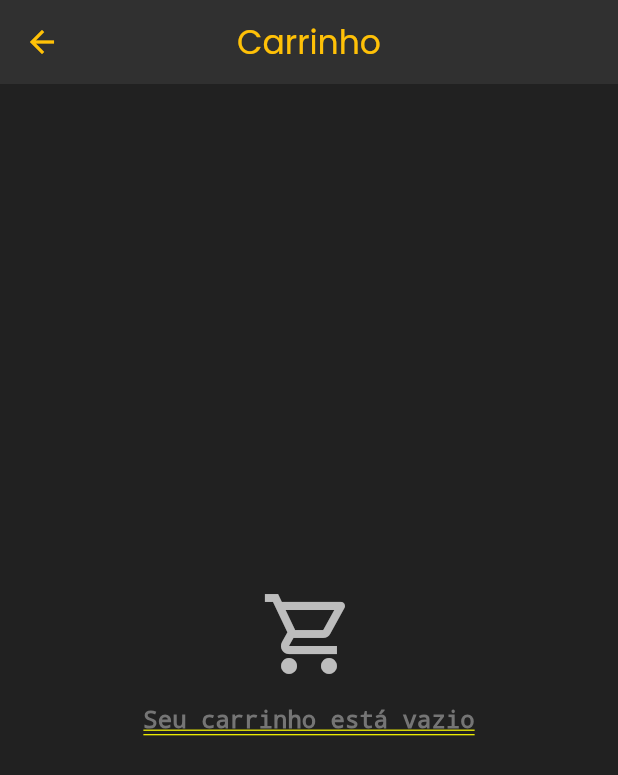
After one commit to RuBeNsMoTa13/one_strong, a Flutter app: the StoreScreen screen opened by its route, scrolled down 76 dp, after a tap on the "shopping cart" icon, on a phone screen of 412 x 824 dp. The commit adds this screen. Shown: the top 775 px of the screen. Run offline on Flutter 3.47's test engine with Material 3 defaults, Android fonts, the light colour scheme and no system bars; our stand-ins replace audioplayers, fl_chart, flutter_dotenv, google_fonts, image_picker, shared_preferences; missing offline and left inert: mongo_dart; accounts and stored records are empty.

Commit message:
feat: Implement shopping cart functionality with product models
- Added CartItem model to manage items in the cart
- Added Product model to represent products in the store
- Created StoreScreen to display products and handle cart operations
- Implemented add and remove functionality for cart items
- Added visual feedback for cart actions with SnackBars
- Designed cart UI with total calculation and checkout button

```diff
--- /dev/null
+++ b/lib/models/cart_item.dart
@@ -0,0 +1,13 @@
+import 'product.dart';
+
+class CartItem {
+  final Product product;
+  int quantity;
+
+  CartItem({
+    required this.product,
+    this.quantity = 1,
+  });
+
+  double get total => product.price * quantity;
+}
--- /dev/null
+++ b/lib/models/product.dart
@@ -0,0 +1,15 @@
+class Product {
+  final String id;
+  final String name;
+  final String description;
+  final double price;
+  final String imageUrl;
+
+  Product({
+    required this.id,
+    required this.name,
+    required this.description,
+    required this.price,
+    required this.imageUrl,
+  });
+}
--- a/lib/routes.dart
+++ b/lib/routes.dart
@@ -8,6 +8,7 @@ import 'screens/workout/workout_form_screen.dart';
 import 'screens/workout/workout_details_screen.dart';
 import 'screens/profile/profile_screen.dart';
 import 'screens/metrics/metrics_screen.dart';
+import 'screens/store/store_screen.dart'; // Importando a nova tela da loja
 
 class AppRoutes {
   static const String login = '/login';
@@ -19,6 +20,7 @@ class AppRoutes {
   static const String workoutDetails = '/workout/details';
   static const String profile = '/profile';
   static const String metrics = '/metrics';
+  static const String store = '/store'; // Nova rota para a loja
 
   static Route<dynamic>? onGenerateRoute(RouteSettings settings) {
     print('\n[Routes] Gerando rota: ${settings.name}');
@@ -75,6 +77,8 @@ class AppRoutes {
         return MaterialPageRoute(builder: (_) => const ProfileScreen());
       case metrics:
         return MaterialPageRoute(builder: (_) => const MetricsScreen());
+      case store:
+        return MaterialPageRoute(builder: (_) => StoreScreen());
       default:
         print('[Routes] ERRO: Rota não encontrada: ${settings.name}');
         return MaterialPageRoute(
--- a/lib/screens/home/home_screen.dart
+++ b/lib/screens/home/home_screen.dart
@@ -2,6 +2,7 @@ import 'package:flutter/material.dart';
 import '../workout/workout_list_screen.dart';
 import '../profile/profile_screen.dart';
 import '../metrics/metrics_screen.dart';
+import '../store/store_screen.dart';
 
 class HomeScreen extends StatefulWidget {
   const HomeScreen({super.key});
@@ -12,10 +13,9 @@ class HomeScreen extends StatefulWidget {
 
 class _HomeScreenState extends State<HomeScreen> {
   int _selectedIndex = 0;
-
-  final List<Widget> _screens = [
-    const WorkoutListScreen(),
+  final List<Widget> _screens = [    const WorkoutListScreen(),
     const MetricsScreen(),
+    const StoreScreen(),
     const ProfileScreen(),
   ];
 
@@ -31,12 +31,16 @@ class _HomeScreenState extends State<HomeScreen> {
       label: 'Métricas',
     ),
     NavigationDestination(
+      icon: Icon(Icons.store_outlined),
+      selectedIcon: Icon(Icons.store),
+      label: 'Loja',
+    ),
+    NavigationDestination(
       icon: Icon(Icons.person_outline),
       selectedIcon: Icon(Icons.person),
       label: 'Perfil',
     ),
   ];
-
   String get _screenTitle {
     switch (_selectedIndex) {
       case 0:
@@ -44,6 +48,8 @@ class _HomeScreenState extends State<HomeScreen> {
       case 1:
         return 'Métricas';
       case 2:
+        return 'Loja';
+      case 3:
         return 'Perfil';
       default:
         return '';
--- /dev/null
+++ b/lib/screens/store/store_screen.dart
@@ -0,0 +1,397 @@
+import 'package:flutter/material.dart';
+import '../../models/product.dart';
+import '../../models/cart_item.dart';
+
+class StoreScreen extends StatefulWidget {
+  const StoreScreen({super.key});
+
+  @override
+  _StoreScreenState createState() => _StoreScreenState();
+}
+
+class _StoreScreenState extends State<StoreScreen> {
+  final List<CartItem> _cartItems = [];
+  bool _isCartVisible = false;
+
+  final List<Product> products = [
+    Product(
+      id: '1',
+      name: 'Whey Protein Isolado',
+      description: 'Whey protein isolado de alta qualidade, 900g',
+      price: 159.90,
+      imageUrl: 'assets/images/products/whey.jpg',
+    ),
+    Product(
+      id: '2',
+      name: 'Barra de Proteína',
+      description: 'Caixa com 12 barras proteicas de 45g',
+      price: 79.90,
+      imageUrl: 'assets/images/products/protein_bar.jpg',
+    ),
+    Product(
+      id: '3',
+      name: 'BCAA em Pó',
+      description: 'BCAA 2:1:1 em pó, 200g',
+      price: 49.90,
+      imageUrl: 'assets/images/products/bcaa.jpg',
+    ),
+    Product(
+      id: '4',
+      name: 'Creatina',
+      description: 'Creatina monohidratada pura, 300g',
+      price: 89.90,
+      imageUrl: 'assets/images/products/creatine.jpg',
+    ),
+    Product(
+      id: '5',
+      name: 'Pré-treino',
+      description: 'Pré-treino energético, 300g',
+      price: 119.90,
+      imageUrl: 'assets/images/products/pre_workout.jpg',
+    ),
+    Product(
+      id: '6',
+      name: 'Coqueteleira',
+      description: 'Coqueteleira com divisória, 600ml',
+      price: 29.90,
+      imageUrl: 'assets/images/products/shaker.jpg',
+    ),
+  ];
+
+  void _addToCart(Product product) {
+    setState(() {
+      final existingItem = _cartItems.firstWhere(
+        (item) => item.product.id == product.id,
+        orElse: () => CartItem(product: product, quantity: 0),
+      );
+
+      if (existingItem.quantity == 0) {
+        _cartItems.add(CartItem(product: product));
+      } else {
+        existingItem.quantity++;
+      }
+
+      ScaffoldMessenger.of(context).showSnackBar(
+        SnackBar(
+          content: Text('${product.name} adicionado ao carrinho'),
+          duration: const Duration(seconds: 2),
+          action: SnackBarAction(
+            label: 'Ver Carrinho',
+            onPressed: () {
+              setState(() {
+                _isCartVisible = true;
+              });
+            },
+          ),
+        ),
+      );
+    });
+  }
+
+  void _removeFromCart(CartItem item) {
+    setState(() {
+      if (item.quantity > 1) {
+        item.quantity--;
+      } else {
+        _cartItems.remove(item);
+      }
+    });
+  }
+
+  double get _cartTotal {
+    return _cartItems.fold(0, (total, item) => total + item.total);
+  }
+
+  Widget _buildCartItem(CartItem item) {
+    return ListTile(
+      leading: Container(
+        width: 50,
+        height: 50,
+        decoration: BoxDecoration(
+          color: Theme.of(context).colorScheme.primary.withOpacity(0.1),
+          borderRadius: BorderRadius.circular(8),
+        ),
+        child: Image.asset(
+          item.product.imageUrl,
+          errorBuilder: (context, error, stackTrace) {
+            return Icon(
+              Icons.fitness_center,
+              color: Theme.of(context).colorScheme.primary,
+            );
+          },
+        ),
+      ),
+      title: Text(
+        item.product.name,
+        style: const TextStyle(fontWeight: FontWeight.bold),
+      ),
+      subtitle: Text(
+        'R\$ ${item.product.price.toStringAsFixed(2)} x ${item.quantity}',
+      ),
+      trailing: Row(
+        mainAxisSize: MainAxisSize.min,
+        children: [
+          Text(
+            'R\$ ${item.total.toStringAsFixed(2)}',
+            style: TextStyle(
+              color: Theme.of(context).colorScheme.primary,
+              fontWeight: FontWeight.bold,
+            ),
+          ),
+          IconButton(
+            icon: const Icon(Icons.remove_circle_outline),
+            onPressed: () => _removeFromCart(item),
+          ),
+        ],
+      ),
+    );
+  }
+
+  Widget _buildCart() {
+    return Container(
+      color: Theme.of(context).scaffoldBackgroundColor,
+      child: Column(
+        children: [
+          AppBar(
+            title: const Text('Carrinho'),
+            leading: IconButton(
+              icon: const Icon(Icons.arrow_back),
+              onPressed: () {
+                setState(() {
+                  _isCartVisible = false;
+                });
+              },
+            ),
+          ),
+          if (_cartItems.isEmpty)
+            Expanded(
+              child: Center(
+                child: Column(
+                  mainAxisAlignment: MainAxisAlignment.center,
+                  children: [
+                    Icon(
+                      Icons.shopping_cart_outlined,
+                      size: 64,
+                      color: Colors.grey[400],
+                    ),
+                    const SizedBox(height: 16),
+                    Text(
+                      'Seu carrinho está vazio',
+                      style: TextStyle(
+                        fontSize: 16,
+                        color: Colors.grey[600],
+                      ),
+                    ),
+                  ],
+                ),
+              ),
+            )
+          else
+            Expanded(
+              child: ListView.separated(
+                padding: const EdgeInsets.all(16),
+                itemCount: _cartItems.length,
+                separatorBuilder: (context, index) => const Divider(),
+                itemBuilder: (context, index) => _buildCartItem(_cartItems[index]),
+              ),
+            ),
+          if (_cartItems.isNotEmpty)
+            SafeArea(
+              child: Container(
+                padding: const EdgeInsets.all(16),
+                decoration: BoxDecoration(
+                  color: Theme.of(context).cardColor,
+                  boxShadow: [
+                    BoxShadow(
+                      color: Colors.black.withOpacity(0.05),
+                      blurRadius: 10,
+                    ),
+                  ],
+                ),
+                child: Row(
+                  children: [
+                    Column(
+                      crossAxisAlignment: CrossAxisAlignment.start,
+                      mainAxisSize: MainAxisSize.min,
+                      children: [
+                        const Text(
+                          'Total',
+                          style: TextStyle(
+                            color: Colors.grey,
+                          ),
+                        ),
+                        Text(
+                          'R\$ ${_cartTotal.toStringAsFixed(2)}',
+                          style: const TextStyle(
+                            fontSize: 20,
+                            fontWeight: FontWeight.bold,
+                          ),
+                        ),
+                      ],
+                    ),
+                    const SizedBox(width: 16),
+                    Expanded(
+                      child: FilledButton(
+                        onPressed: () {
+                          // TODO: Implementar checkout
+                          ScaffoldMessenger.of(context).showSnackBar(
+                            const SnackBar(
+                              content: Text('Compra finalizada com sucesso!'),
+                            ),
+                          );
+                          setState(() {
+                            _cartItems.clear();
+                            _isCartVisible = false;
+                          });
+                        },
+                        child: const Padding(
+                          padding: EdgeInsets.symmetric(vertical: 12),
+                          child: Text('Finalizar Compra'),
+                        ),
+                      ),
+                    ),
+                  ],
+                ),
+              ),
+            ),
+        ],
+      ),
+    );
+  }
+
+  @override
+  Widget build(BuildContext context) {
+    if (_isCartVisible) {
+      return _buildCart();
+    }
+
+    return Scaffold(
+      appBar: AppBar(
+        actions: [
+          Stack(
+            children: [
+              IconButton(
+                icon: const Icon(Icons.shopping_cart_outlined),
+                onPressed: () {
+                  setState(() {
+                    _isCartVisible = true;
+                  });
+                },
+              ),
+              if (_cartItems.isNotEmpty)
+                Positioned(
+                  right: 8,
+                  top: 8,
+                  child: Container(
+                    padding: const EdgeInsets.all(2),
+                    decoration: BoxDecoration(
+                      color: Theme.of(context).colorScheme.error,
+                      borderRadius: BorderRadius.circular(8),
+                    ),
+                    constraints: const BoxConstraints(
+                      minWidth: 16,
+                      minHeight: 16,
+                    ),
+                    child: Text(
+                      _cartItems.length.toString(),
+                      style: const TextStyle(
+                        color: Colors.white,
+                        fontSize: 10,
+                      ),
+                      textAlign: TextAlign.center,
+                    ),
+                  ),
+                ),
+            ],
+          ),
+        ],
+      ),
+      body: GridView.builder(
+        padding: const EdgeInsets.all(16),
+        gridDelegate: const SliverGridDelegateWithFixedCrossAxisCount(
+          crossAxisCount: 2,
+          childAspectRatio: 0.7,
+          crossAxisSpacing: 16,
+          mainAxisSpacing: 16,
+        ),
+        itemCount: products.length,
+        itemBuilder: (context, index) {
+          final product = products[index];
+          return Card(
+            clipBehavior: Clip.antiAlias,
+            shape: RoundedRectangleBorder(
+              borderRadius: BorderRadius.circular(12),
+            ),
+            child: Column(
+              crossAxisAlignment: CrossAxisAlignment.start,
+              children: [
+                Expanded(
+                  flex: 3,
+                  child: Container(
+                    decoration: BoxDecoration(
+                      color: Theme.of(context).colorScheme.primary.withOpacity(0.1),
+                    ),
+                    child: Image.asset(
+                      product.imageUrl,
+                      fit: BoxFit.cover,
+                      width: double.infinity,
+                      errorBuilder: (context, error, stackTrace) {
+                        return Center(
+                          child: Icon(
+                            Icons.fitness_center,
+                            size: 48,
+                            color: Theme.of(context).colorScheme.primary,
+                          ),
+                        );
+                      },
+                    ),
+                  ),
+                ),
+                Expanded(
+                  flex: 2,
+                  child: Padding(
+                    padding: const EdgeInsets.all(12),
+                    child: Column(
+                      crossAxisAlignment: CrossAxisAlignment.start,
+                      children: [
+                        Text(
+                          product.name,
+                          style: const TextStyle(
+                            fontWeight: FontWeight.bold,
+                            fontSize: 14,
+                          ),
+                          maxLines: 2,
+                          overflow: TextOverflow.ellipsis,
+                        ),
+                        const SizedBox(height: 4),
+                        Text(
+                          'R\$ ${product.price.toStringAsFixed(2)}',
+                          style: TextStyle(
+                            color: Theme.of(context).colorScheme.primary,
+                            fontWeight: FontWeight.bold,
+                            fontSize: 16,
+                          ),
+                        ),
+                        const Spacer(),
+                        SizedBox(
+                          width: double.infinity,
+                          child: FilledButton(
+                            onPressed: () => _addToCart(product),
+                            style: FilledButton.styleFrom(
+                              padding: const EdgeInsets.symmetric(vertical: 8),
+                            ),
+                            child: const Text('Adicionar'),
+                          ),
+                        ),
+                      ],
+                    ),
+                  ),
+                ),
+              ],
+            ),
+          );
+        },
+      ),
+    );
+  }
+}
--- a/pubspec.yaml
+++ b/pubspec.yaml
@@ -33,5 +33,6 @@ flutter:
   uses-material-design: true
   assets:
     - .env
+    - assets/images/products/
     - assets/images/exercises/
     - assets/sounds/
```
Also changed, not shown: assets/images/products/bcaa.jpg (added), assets/images/products/creatine.jpg (added), assets/images/products/pre_workout.jpg (added), assets/images/products/protein_bar.jpg (added), assets/images/products/shaker.jpg (added), assets/images/products/whey.jpg (added).
